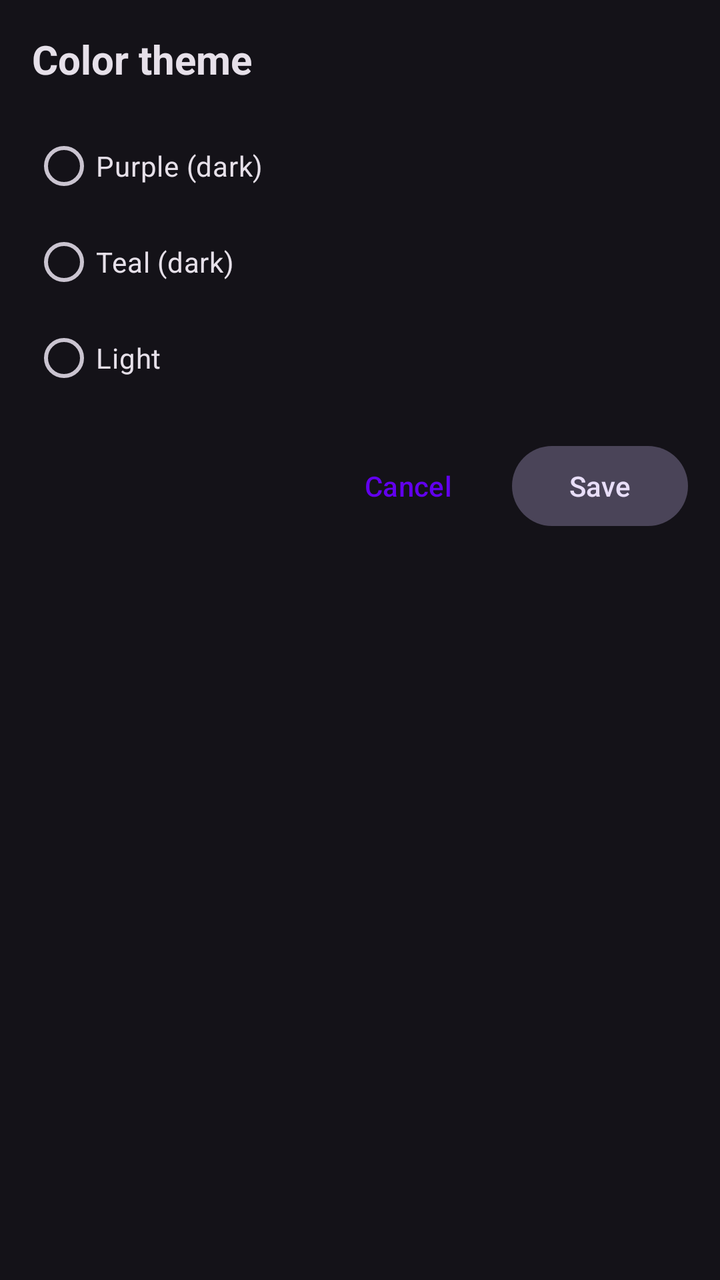
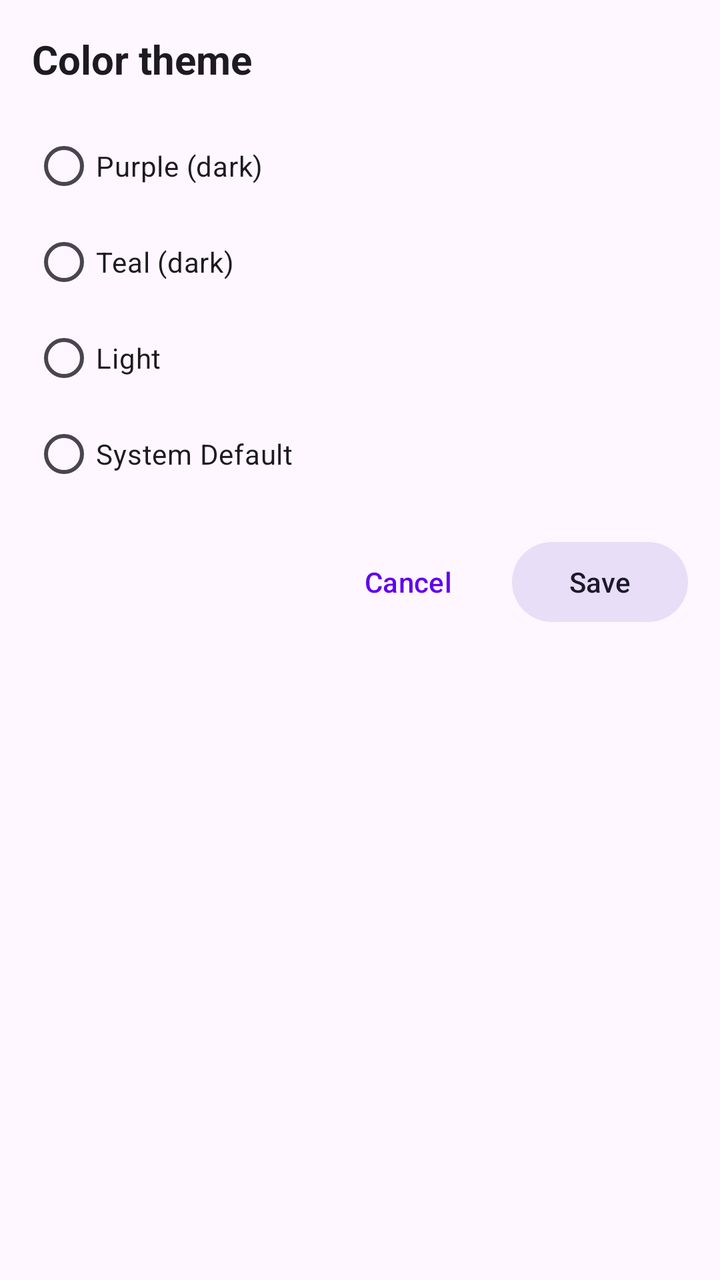

The first picture is an Android layout as it rendered before a commit; the second is the same layout after the commit. The layout source and the unified diff follow.
<!-- AndroidManifest.xml: application theme Theme.TelegramNewsReader -->
<!-- res/layout/dialog_color_theme.xml -->
<?xml version="1.0" encoding="utf-8"?>
<LinearLayout xmlns:android="http://schemas.android.com/apk/res/android"
    android:layout_width="match_parent"
    android:layout_height="wrap_content"
    android:orientation="vertical"
    android:padding="16dp">

    <TextView
        android:layout_width="wrap_content"
        android:layout_height="wrap_content"
        android:text="@string/color_theme_title"
        android:textSize="20sp"
        android:textStyle="bold"
        android:layout_marginBottom="16dp"
        android:textColor="?attr/colorOnSurface" />

    <RadioGroup
        android:id="@+id/rg_color_theme"
        android:layout_width="match_parent"
        android:layout_height="wrap_content"
        android:orientation="vertical"
        android:layout_marginBottom="16dp">

        <RadioButton
            android:id="@+id/rb_theme_purple"
            android:layout_width="wrap_content"
            android:layout_height="wrap_content"
            android:text="@string/theme_purple" />

        <RadioButton
            android:id="@+id/rb_theme_teal"
            android:layout_width="wrap_content"
            android:layout_height="wrap_content"
            android:text="@string/theme_teal" />

        <RadioButton
            android:id="@+id/rb_theme_light"
            android:layout_width="wrap_content"
            android:layout_height="wrap_content"
            android:text="@string/theme_light" />

    </RadioGroup>

    <LinearLayout
        android:layout_width="match_parent"
        android:layout_height="wrap_content"
        android:orientation="horizontal"
        android:gravity="end">

        <Button
            android:id="@+id/btn_cancel_theme"
            style="@style/Widget.Material3.Button.TextButton"
            android:layout_width="wrap_content"
            android:layout_height="wrap_content"
            android:text="@string/cancel" />

        <Button
            android:id="@+id/btn_save_theme"
            style="@style/Widget.Material3.Button.TonalButton"
            android:layout_width="wrap_content"
            android:layout_height="wrap_content"
            android:text="@string/save"
            android:layout_marginStart="8dp" />

    </LinearLayout>

</LinearLayout>
<!-- resources referenced by this layout -->
<resources>
  <string name="cancel">Cancel</string>
  <string name="color_theme_title">Color theme</string>
  <string name="save">Save</string>
  <string name="theme_light">Light</string>
  <string name="theme_purple">Purple (dark)</string>
  <string name="theme_teal">Teal (dark)</string>
  <style name="Theme.TelegramNewsReader" parent="Theme.TelegramNewsReader.Purple" />
  <style name="Theme.TelegramNewsReader.Purple" parent="Theme.Material3.Dark.NoActionBar">
          <item name="colorPrimary">@color/purple_500</item>
          <item name="colorPrimaryVariant">@color/purple_700</item>
          <item name="colorOnPrimary">@color/white</item>
          <item name="android:statusBarColor">?attr/colorPrimaryVariant</item>
          <item name="actionBarStyle">@style/CustomActionBarStyle</item>
      </style>
  <color name="purple_500">#FF6200EE</color>
  <color name="purple_700">#FF3700B3</color>
  <color name="white">#FFFFFFFF</color>
  <style name="CustomActionBarStyle" parent="Widget.Material3.ActionBar.Solid">
          <item name="titleTextStyle">@style/CustomActionBarTitle</item>
          <item name="android:titleTextStyle">@style/CustomActionBarTitle</item>
      </style>
  <style name="CustomActionBarTitle" parent="TextAppearance.Material3.ActionBar.Title">
          <item name="android:textSize">18sp</item>
          <item name="android:textStyle">bold</item>
          <item name="android:textColor">@color/white</item>
          <item name="android:gravity">center</item>
          <item name="android:layout_gravity">center</item>
      </style>
</resources>

<!-- the commit's change to res/layout/dialog_color_theme.xml (unified diff, before → after) -->
@@ -39,6 +39,12 @@
             android:layout_height="wrap_content"
             android:text="@string/theme_light" />
 
+        <RadioButton
+            android:id="@+id/rb_theme_auto"
+            android:layout_width="wrap_content"
+            android:layout_height="wrap_content"
+            android:text="@string/theme_auto" />
+
     </RadioGroup>
 
     <LinearLayout
<!-- resource entries referenced after the edit -->
@@ -3,11 +3,11 @@
   <string name="cancel">Cancel</string>
   <string name="color_theme_title">Color theme</string>
   <string name="save">Save</string>
+  <string name="theme_auto">System Default</string>
   <string name="theme_light">Light</string>
   <string name="theme_purple">Purple (dark)</string>
   <string name="theme_teal">Teal (dark)</string>
-  <style name="Theme.TelegramNewsReader" parent="Theme.TelegramNewsReader.Purple" />
-  <style name="Theme.TelegramNewsReader.Purple" parent="Theme.Material3.Dark.NoActionBar">
+  <style name="Theme.TelegramNewsReader" parent="Theme.Material3.DayNight.NoActionBar">
           <item name="colorPrimary">@color/purple_500</item>
           <item name="colorPrimaryVariant">@color/purple_700</item>
           <item name="colorOnPrimary">@color/white</item>
